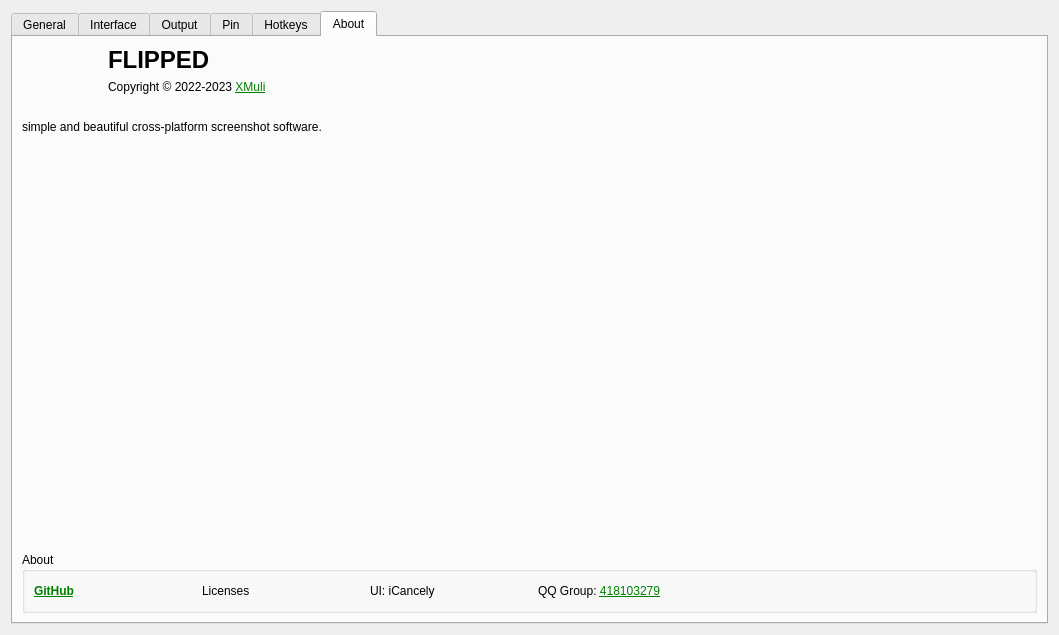
SunnyScreenshot/FLIPPED, file src/preference/prefmanage.ui: the form before one commit.
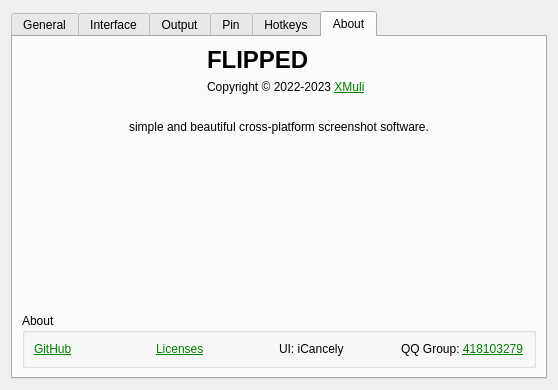
The form after the commit. The open tabs and pages were chosen to show the change. Icons and pictures are not drawn.

Commit message: refactor: Adjusting the layout of the UI

The edit to the form file:
```diff
--- a/src/preference/prefmanage.ui
+++ b/src/preference/prefmanage.ui
@@ -6,8 +6,8 @@
    <rect>
     <x>0</x>
     <y>0</y>
-    <width>1059</width>
-    <height>635</height>
+    <width>558</width>
+    <height>343</height>
    </rect>
   </property>
   <property name="minimumSize">
@@ -1094,6 +1094,19 @@
                 <property name="bottomMargin">
                  <number>0</number>
                 </property>
+                <item>
+                 <spacer name="horizontalSpacer_8">
+                  <property name="orientation">
+                   <enum>Qt::Horizontal</enum>
+                  </property>
+                  <property name="sizeHint" stdset="0">
+                   <size>
+                    <width>156</width>
+                    <height>20</height>
+                   </size>
+                  </property>
+                 </spacer>
+                </item>
                 <item>
                  <widget class="QLabel" name="labLogo">
                   <property name="sizePolicy">
@@ -1183,6 +1196,19 @@
                   </layout>
                  </widget>
                 </item>
+                <item>
+                 <spacer name="horizontalSpacer_10">
+                  <property name="orientation">
+                   <enum>Qt::Horizontal</enum>
+                  </property>
+                  <property name="sizeHint" stdset="0">
+                   <size>
+                    <width>156</width>
+                    <height>20</height>
+                   </size>
+                  </property>
+                 </spacer>
+                </item>
                </layout>
               </widget>
              </item>
@@ -1192,7 +1218,7 @@
                 <string/>
                </property>
                <property name="alignment">
-                <set>Qt::AlignBottom|Qt::AlignLeading|Qt::AlignLeft</set>
+                <set>Qt::AlignBottom|Qt::AlignHCenter</set>
                </property>
                <property name="textInteractionFlags">
                 <set>Qt::LinksAccessibleByMouse</set>
@@ -1205,7 +1231,7 @@
                 <string>simple and beautiful cross-platform screenshot software.</string>
                </property>
                <property name="alignment">
-                <set>Qt::AlignLeading|Qt::AlignLeft|Qt::AlignVCenter</set>
+                <set>Qt::AlignCenter</set>
                </property>
               </widget>
              </item>
@@ -1217,7 +1243,7 @@
                <property name="sizeHint" stdset="0">
                 <size>
                  <width>17</width>
-                 <height>411</height>
+                 <height>10</height>
                 </size>
                </property>
               </spacer>
@@ -1227,11 +1253,11 @@
                <property name="title">
                 <string>About</string>
                </property>
-               <layout class="QHBoxLayout" name="horizontalLayout_13" stretch="1,1,1,1,2">
+               <layout class="QHBoxLayout" name="horizontalLayout_13" stretch="1,1,1,1">
                 <item>
                  <widget class="QLabel" name="labGitHub">
                   <property name="text">
-                   <string>&lt;html&gt;&lt;head/&gt;&lt;body&gt;&lt;p&gt;&lt;a href=&quot;https://github.com/XMuli/FILPPED&quot;&gt;&lt;span style=&quot; font-weight:700; text-decoration: underline; color:#008000;&quot;&gt;GitHub&lt;/span&gt;&lt;/a&gt;&lt;/p&gt;&lt;/body&gt;&lt;/html&gt;</string>
+                   <string>&lt;html&gt;&lt;head/&gt;&lt;body&gt;&lt;p&gt;&lt;a href=&quot;https://github.com/XMuli/FILPPED&quot;&gt;&lt;span style=&quot; text-decoration: underline; color:#008000;&quot;&gt;GitHub&lt;/span&gt;&lt;/a&gt;&lt;/p&gt;&lt;/body&gt;&lt;/html&gt;</string>
                   </property>
                   <property name="textFormat">
                    <enum>Qt::RichText</enum>
@@ -1241,7 +1267,10 @@
                 <item>
                  <widget class="QLabel" name="labLicenses">
                   <property name="text">
-                   <string>Licenses</string>
+                   <string>&lt;html&gt;&lt;head/&gt;&lt;body&gt;&lt;p&gt;&lt;a href=&quot;https://github.com/XMuli/FILPPED/blob/master/LICENSE&quot;&gt;&lt;span style=&quot; text-decoration: underline; color:green;&quot;&gt;Licenses&lt;/span&gt;&lt;/a&gt;&lt;/p&gt;&lt;/body&gt;&lt;/html&gt;</string>
+                  </property>
+                  <property name="textFormat">
+                   <enum>Qt::RichText</enum>
                   </property>
                   <property name="alignment">
                    <set>Qt::AlignLeading|Qt::AlignLeft|Qt::AlignVCenter</set>
@@ -1277,19 +1306,6 @@
                   </property>
                  </widget>
                 </item>
-                <item>
-                 <spacer name="horizontalSpacer_6">
-                  <property name="orientation">
-                   <enum>Qt::Horizontal</enum>
-                  </property>
-                  <property name="sizeHint" stdset="0">
-                   <size>
-                    <width>40</width>
-                    <height>20</height>
-                   </size>
-                  </property>
-                 </spacer>
-                </item>
                </layout>
               </widget>
              </item>
```
Left out of the diff: 40 changed lines with no effect on the pictures. The commit also changes 6 other files.
